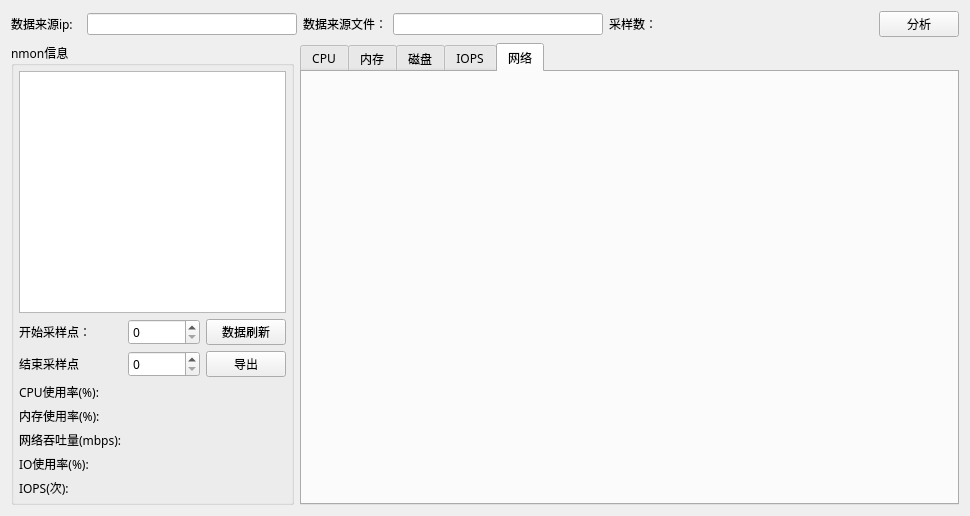
Above: hello_world/linx_monitor/gui/analysis.ui from WatsonJay/python_test before the change. Below: the same form after it.
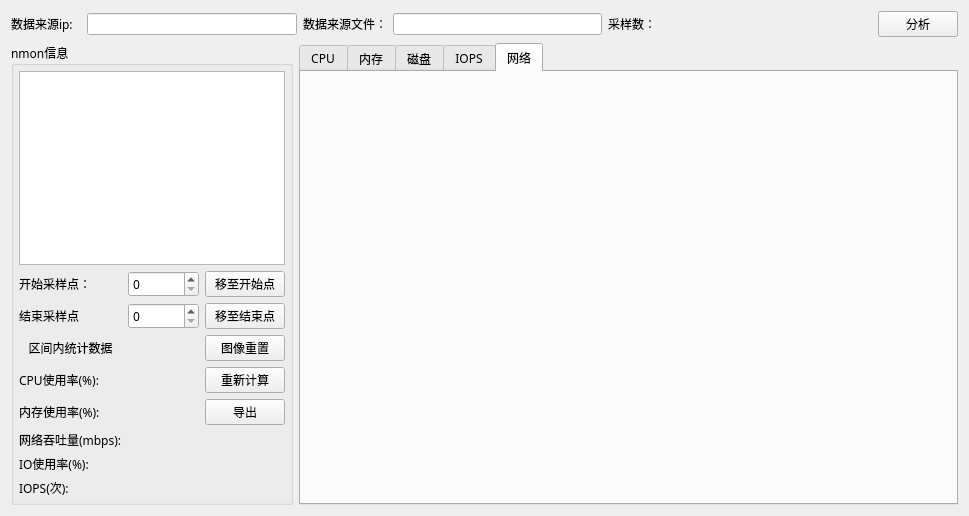
That is the form after the change.

Patch:
```diff
--- a/hello_world/linx_monitor/gui/analysis.ui
+++ b/hello_world/linx_monitor/gui/analysis.ui
@@ -6,7 +6,7 @@
    <rect>
     <x>0</x>
     <y>0</y>
-    <width>970</width>
+    <width>969</width>
     <height>516</height>
    </rect>
   </property>
@@ -128,9 +128,18 @@
            <widget class="QTextBrowser" name="textBrowser"/>
           </item>
           <item>
-           <layout class="QGridLayout" name="gridLayout_3" columnstretch="2,2,1">
-            <item row="0" column="0">
-             <widget class="QLabel" name="label_5">
+           <layout class="QGridLayout" name="gridLayout_3" columnstretch="0,0,0">
+            <item row="0" column="1">
+             <widget class="QSpinBox" name="star_spinBox">
+              <property name="font">
+               <font>
+                <family>微软雅黑</family>
+               </font>
+              </property>
+             </widget>
+            </item>
+            <item row="6" column="1">
+             <widget class="QLabel" name="disk_label">
               <property name="font">
                <font>
                 <family>微软雅黑</family>
@@ -138,7 +147,7 @@
                </font>
               </property>
               <property name="text">
-               <string>开始采样点：</string>
+               <string/>
               </property>
              </widget>
             </item>
@@ -155,20 +164,7 @@
               </property>
              </widget>
             </item>
-            <item row="4" column="0">
-             <widget class="QLabel" name="label_11">
-              <property name="font">
-               <font>
-                <family>微软雅黑</family>
-                <pointsize>9</pointsize>
-               </font>
-              </property>
-              <property name="text">
-               <string>网络吞吐量(mbps):</string>
-              </property>
-             </widget>
-            </item>
-            <item row="5" column="0">
+            <item row="6" column="0">
              <widget class="QLabel" name="label_13">
               <property name="font">
                <font>
@@ -181,16 +177,7 @@
               </property>
              </widget>
             </item>
-            <item row="0" column="1">
-             <widget class="QSpinBox" name="star_spinBox">
-              <property name="font">
-               <font>
-                <family>微软雅黑</family>
-               </font>
-              </property>
-             </widget>
-            </item>
-            <item row="6" column="0">
+            <item row="7" column="0">
              <widget class="QLabel" name="label_16">
               <property name="font">
                <font>
@@ -203,33 +190,46 @@
               </property>
              </widget>
             </item>
-            <item row="3" column="0">
-             <widget class="QLabel" name="label_9">
-              <property name="font">
-               <font>
-                <family>微软雅黑</family>
-                <pointsize>9</pointsize>
-               </font>
-              </property>
-              <property name="text">
-               <string>内存使用率(%):</string>
-              </property>
-             </widget>
-            </item>
-            <item row="2" column="1">
-             <widget class="QLabel" name="cpu_label">
-              <property name="font">
-               <font>
-                <family>微软雅黑</family>
-                <pointsize>9</pointsize>
-               </font>
-              </property>
-              <property name="text">
-               <string/>
-              </property>
-             </widget>
-            </item>
             <item row="3" column="1">
+             <widget class="QLabel" name="cpu_label">
+              <property name="font">
+               <font>
+                <family>微软雅黑</family>
+                <pointsize>9</pointsize>
+               </font>
+              </property>
+              <property name="text">
+               <string/>
+              </property>
+             </widget>
+            </item>
+            <item row="0" column="0">
+             <widget class="QLabel" name="label_5">
+              <property name="font">
+               <font>
+                <family>微软雅黑</family>
+                <pointsize>9</pointsize>
+               </font>
+              </property>
+              <property name="text">
+               <string>开始采样点：</string>
+              </property>
+             </widget>
+            </item>
+            <item row="7" column="1">
+             <widget class="QLabel" name="IOPS_label">
+              <property name="font">
+               <font>
+                <family>微软雅黑</family>
+                <pointsize>9</pointsize>
+               </font>
+              </property>
+              <property name="text">
+               <string/>
+              </property>
+             </widget>
+            </item>
+            <item row="4" column="1">
              <widget class="QLabel" name="men_label">
               <property name="font">
                <font>
@@ -242,6 +242,45 @@
               </property>
              </widget>
             </item>
+            <item row="5" column="0">
+             <widget class="QLabel" name="label_11">
+              <property name="font">
+               <font>
+                <family>微软雅黑</family>
+                <pointsize>9</pointsize>
+               </font>
+              </property>
+              <property name="text">
+               <string>网络吞吐量(mbps):</string>
+              </property>
+             </widget>
+            </item>
+            <item row="5" column="1">
+             <widget class="QLabel" name="net_label">
+              <property name="font">
+               <font>
+                <family>微软雅黑</family>
+                <pointsize>9</pointsize>
+               </font>
+              </property>
+              <property name="text">
+               <string/>
+              </property>
+             </widget>
+            </item>
+            <item row="3" column="0">
+             <widget class="QLabel" name="label_7">
+              <property name="font">
+               <font>
+                <family>微软雅黑</family>
+                <pointsize>9</pointsize>
+               </font>
+              </property>
+              <property name="text">
+               <string>CPU使用率(%):</string>
+              </property>
+             </widget>
+            </item>
             <item row="1" column="1">
              <widget class="QSpinBox" name="end_spinBox">
               <property name="font">
@@ -251,20 +290,54 @@
               </property>
              </widget>
             </item>
+            <item row="4" column="0">
+             <widget class="QLabel" name="label_9">
+              <property name="font">
+               <font>
+                <family>微软雅黑</family>
+                <pointsize>9</pointsize>
+               </font>
+              </property>
+              <property name="text">
+               <string>内存使用率(%):</string>
+              </property>
+             </widget>
+            </item>
             <item row="0" column="2">
-             <widget class="QPushButton" name="pushButton_2">
-              <property name="font">
-               <font>
-                <family>微软雅黑</family>
-                <pointsize>9</pointsize>
-               </font>
-              </property>
+             <widget class="QPushButton" name="moveStart_pushButton">
               <property name="text">
-               <string>数据刷新</string>
+               <string>移至开始点</string>
               </property>
              </widget>
             </item>
             <item row="1" column="2">
+             <widget class="QPushButton" name="moveEnd_pushButton">
+              <property name="text">
+               <string>移至结束点</string>
+              </property>
+             </widget>
+            </item>
+            <item row="2" column="2">
+             <widget class="QPushButton" name="reset_pushButton">
+              <property name="text">
+               <string>图像重置</string>
+              </property>
+             </widget>
+            </item>
+            <item row="3" column="2">
+             <widget class="QPushButton" name="pushButton_2">
+              <property name="font">
+               <font>
+                <family>微软雅黑</family>
+                <pointsize>9</pointsize>
+               </font>
+              </property>
+              <property name="text">
+               <string>重新计算</string>
+              </property>
+             </widget>
+            </item>
+            <item row="4" column="2">
              <widget class="QPushButton" name="pushButton_4">
               <property name="font">
                <font>
@@ -277,55 +350,13 @@
               </property>
              </widget>
             </item>
-            <item row="4" column="1">
-             <widget class="QLabel" name="net_label">
-              <property name="font">
-               <font>
-                <family>微软雅黑</family>
-                <pointsize>9</pointsize>
-               </font>
-              </property>
-              <property name="text">
-               <string/>
-              </property>
-             </widget>
-            </item>
-            <item row="6" column="1">
-             <widget class="QLabel" name="IOPS_label">
-              <property name="font">
-               <font>
-                <family>微软雅黑</family>
-                <pointsize>9</pointsize>
-               </font>
-              </property>
-              <property name="text">
-               <string/>
-              </property>
-             </widget>
-            </item>
-            <item row="5" column="1">
-             <widget class="QLabel" name="disk_label">
-              <property name="font">
-               <font>
-                <family>微软雅黑</family>
-                <pointsize>9</pointsize>
-               </font>
-              </property>
-              <property name="text">
-               <string/>
-              </property>
-             </widget>
-            </item>
             <item row="2" column="0">
-             <widget class="QLabel" name="label_7">
-              <property name="font">
-               <font>
-                <family>微软雅黑</family>
-                <pointsize>9</pointsize>
-               </font>
-              </property>
+             <widget class="QLabel" name="label_4">
               <property name="text">
-               <string>CPU使用率(%):</string>
+               <string>区间内统计数据</string>
+              </property>
+              <property name="alignment">
+               <set>Qt::AlignCenter</set>
               </property>
              </widget>
             </item>
```
